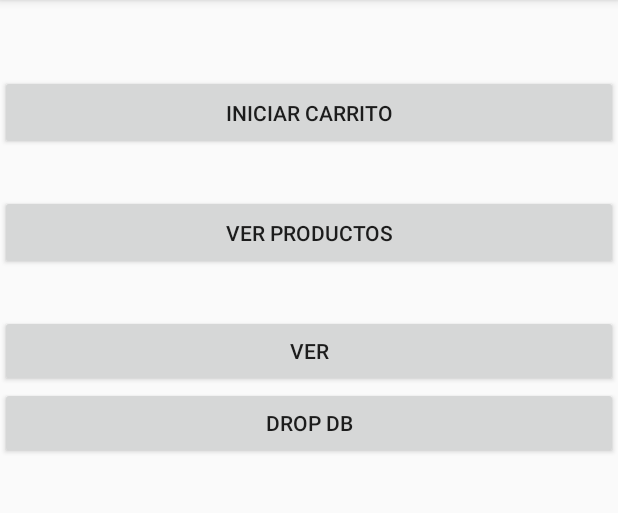
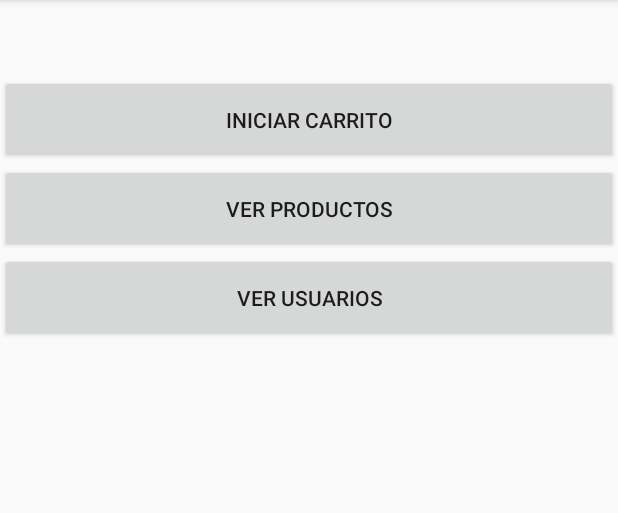
Before and after one commit to Seba-Monsalve/app_movil, an Android app: the inicio screen opened directly, with no data from a screen before it, on a phone screen of 412 x 824 dp, the part 84-597 px from its top. Run offline under Robolectric (Android 15) with nearby library versions, the phone set to English and light mode, and no system bars.

Commit message:
Comprobacion de rut

```diff
--- a/app/src/main/java/com/example/proyecto_app_moviles/Registrar_usuario.java
+++ b/app/src/main/java/com/example/proyecto_app_moviles/Registrar_usuario.java
@@ -49,6 +49,10 @@ public class Registrar_usuario extends AppCompatActivity {
                     Util.mostrar(con, "Las contraseñas no coinciden");
                 }
 
+                else if (!Util.validarRut(rut.getText().toString())){
+                    Util.mostrar(con, "El rut no es valido");
+                }
+
                 else if(contrasena.getText().toString().equals(conf_contrasena.getText().toString())){
 
                 serv.insertarUsuario(new Usuario(nombre.getText().toString(),apellido.getText().toString(),rut.getText().toString(),contrasena.getText().toString()));
--- a/app/src/main/java/com/example/proyecto_app_moviles/inicio.java
+++ b/app/src/main/java/com/example/proyecto_app_moviles/inicio.java
@@ -22,7 +22,6 @@ public class inicio extends AppCompatActivity {
         Button btn_carrito = (Button) findViewById(R.id.btn_carrito);
         Button btn_productos= (Button) findViewById(R.id.btn_productos);
         Button btn_ver= (Button) findViewById(R.id.btn_ver);
-        Button btn_drop= (Button) findViewById(R.id.btn_drop);
 
 
         btn_carrito.setOnClickListener(new View.OnClickListener() {
@@ -48,11 +47,6 @@ public class inicio extends AppCompatActivity {
                 startActivity(intent);
             }
         });
-        btn_drop.setOnClickListener(new View.OnClickListener() {
-            @Override
-            public void onClick(View v) {
-                serv.drop();
-            }
-        });
+
     }
 }
--- a/app/src/main/res/layout/activity_inicio.xml
+++ b/app/src/main/res/layout/activity_inicio.xml
@@ -14,32 +14,22 @@
     <Button
         android:id="@+id/btn_carrito"
         android:layout_width="match_parent"
-        android:layout_height="50sp"
+        android:layout_height="wrap_content"
+        android:padding="20sp"
         android:text="@string/iniciar_Carrito" />
-
-    <Space
-        android:layout_width="match_parent"
-        android:layout_height="30sp" />
 
     <Button
         android:id="@+id/btn_productos"
         android:layout_width="match_parent"
-        android:layout_height="50sp"
+        android:layout_height="wrap_content"
+        android:padding="20sp"
         android:text="@string/ver_productos" />
-
-    <Space
-        android:layout_width="match_parent"
-        android:layout_height="30sp" />
 
     <Button
         android:id="@+id/btn_ver"
         android:layout_width="match_parent"
         android:layout_height="wrap_content"
-        android:text="@string/ver" />
+        android:padding="20sp"
+        android:text="@string/ver_user" />
 
-    <Button
-        android:id="@+id/btn_drop"
-        android:layout_width="match_parent"
-        android:layout_height="wrap_content"
-        android:text="drop db" />
 </LinearLayout>
--- a/app/src/main/res/values/strings.xml
+++ b/app/src/main/res/values/strings.xml
@@ -29,6 +29,7 @@
     <string name="ver">Ver</string>
     <string name="err_user_length">El usuario debe contener mas de 3 letras</string>
     <string name="err_pass_lenght">La password debe tener mas 5 caracteres</string>
-    <string name="eliminar">Eliminar</string>>
+    <string name="eliminar">Eliminar</string>
+    <string name="ver_user">Ver usuarios</string>>
 
 </resources>
--- a/build.gradle
+++ b/build.gradle
@@ -7,7 +7,7 @@ buildscript {
 
     }
     dependencies {
-        classpath 'com.android.tools.build:gradle:3.5.0'
+        classpath 'com.android.tools.build:gradle:3.5.1'
 
 
         // NOTE: Do not place your application dependencies here; they belong
```
Also changed, not shown: app/src/main/java/clases/Usuario.java (+8 -5 lines), app/src/main/java/clases/Util.java (+26 -0 lines), app/src/main/res/layout/activity_productos.xml (+12 -6 lines).
